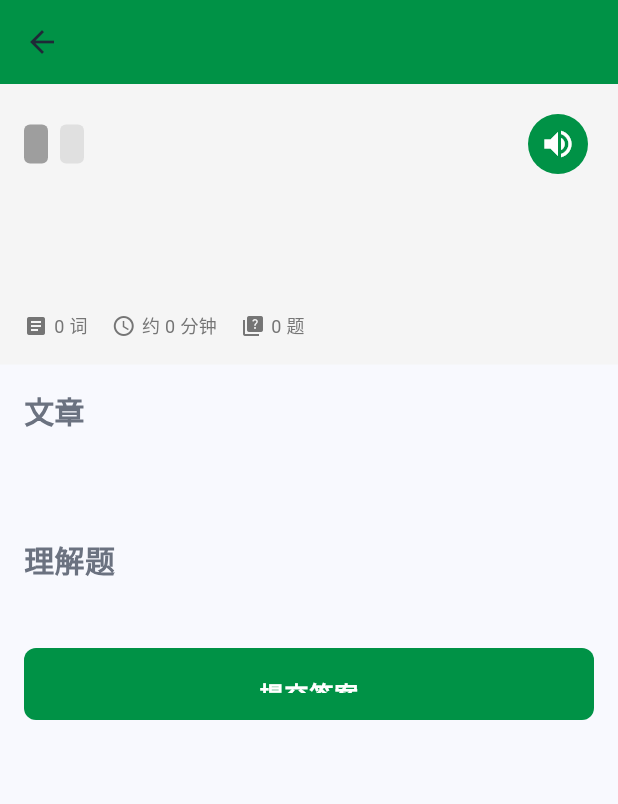
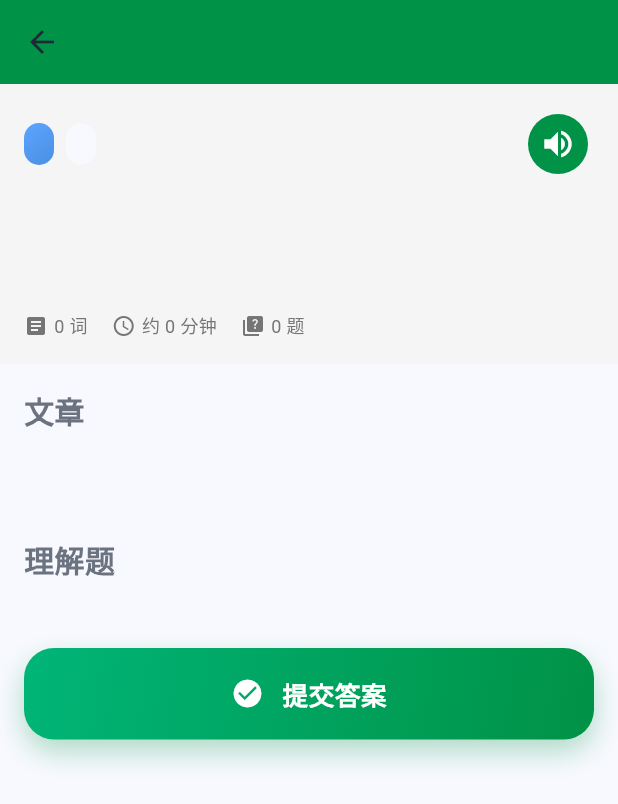
Before and after one commit to zhy844694805/Italiano, a Flutter app: the ReadingDetailScreen screen opened directly with empty values, on a phone screen of 412 x 824 dp. Shown: the top 804 px of the screen. Run offline on Flutter 3.47's test engine with Material 3 defaults, Android fonts, the phone set to English and light mode, and no system bars; our stand-ins replace audioplayers, confetti, dio, fl_chart, flutter_riverpod, go_router and 3 more; accounts and stored records are empty.

Commit message:
feat: 优化阅读详情页面UI,应用现代渐变设计
- 级别和分类标签改用渐变/现代背景
- 问题卡片使用FloatingCard
- 题号徽章改用渐变背景(正确/错误/未作答)
- 提交按钮替换为GradientButton
- 移除未使用的_getLevelColor方法

🤖 Generated with [Claude Code](https://claude.com/claude-code)

Co-Authored-By: Claude <noreply@anthropic.com>

```diff
--- a/lib/features/reading/reading_detail_screen.dart
+++ b/lib/features/reading/reading_detail_screen.dart
@@ -4,6 +4,8 @@ import '../../shared/models/reading.dart';
 import '../../shared/providers/reading_provider.dart';
 import '../../shared/providers/tts_provider.dart';
 import '../../shared/providers/voice_preference_provider.dart';
+import '../../core/theme/modern_theme.dart';
+import '../../shared/widgets/gradient_card.dart';
 
 class ReadingDetailScreen extends ConsumerStatefulWidget {
   final ReadingPassage passage;
@@ -160,10 +162,12 @@ class _ReadingDetailScreenState extends ConsumerState<ReadingDetailScreen> {
           Row(
             children: [
               Container(
-                padding: const EdgeInsets.symmetric(horizontal: 8, vertical: 4),
+                padding: const EdgeInsets.symmetric(horizontal: 10, vertical: 5),
                 decoration: BoxDecoration(
-                  color: _getLevelColor(widget.passage.level),
-                  borderRadius: BorderRadius.circular(4),
+                  gradient: widget.passage.level == 'A1'
+                      ? const LinearGradient(colors: [Color(0xFF4CAF50), Color(0xFF388E3C)])
+                      : ModernTheme.secondaryGradient,
+                  borderRadius: BorderRadius.circular(10),
                 ),
                 child: Text(
                   widget.passage.level,
@@ -172,14 +176,14 @@ class _ReadingDetailScreenState extends ConsumerState<ReadingDetailScreen> {
               ),
               const SizedBox(width: 8),
               Container(
-                padding: const EdgeInsets.symmetric(horizontal: 8, vertical: 4),
+                padding: const EdgeInsets.symmetric(horizontal: 10, vertical: 5),
                 decoration: BoxDecoration(
-                  color: Colors.grey[300],
-                  borderRadius: BorderRadius.circular(4),
+                  color: ModernTheme.backgroundColor,
+                  borderRadius: BorderRadius.circular(10),
                 ),
                 child: Text(
                   widget.passage.category,
-                  style: const TextStyle(fontSize: 12),
+                  style: TextStyle(fontSize: 12, fontWeight: FontWeight.w600, color: ModernTheme.textDark),
                 ),
               ),
               const Spacer(),
@@ -279,12 +283,12 @@ class _ReadingDetailScreenState extends ConsumerState<ReadingDetailScreen> {
     final isCorrect = userAnswer == question.answer;
     final showFeedback = _showResults && userAnswer != null;
 
-    return Card(
-      margin: const EdgeInsets.only(bottom: 16),
-      color: showFeedback
+    return Padding(
+      padding: const EdgeInsets.only(bottom: 16),
+      child: FloatingCard(
+        backgroundColor: showFeedback
             ? (isCorrect ? Colors.green[50] : Colors.red[50])
             : null,
-      child: Padding(
         padding: const EdgeInsets.all(16),
         child: Column(
           crossAxisAlignment: CrossAxisAlignment.start,
@@ -297,9 +301,11 @@ class _ReadingDetailScreenState extends ConsumerState<ReadingDetailScreen> {
                   width: 28,
                   height: 28,
                   decoration: BoxDecoration(
-                    color: showFeedback
-                        ? (isCorrect ? Colors.green : Colors.red)
-                        : Theme.of(context).colorScheme.primary,
+                    gradient: showFeedback
+                        ? (isCorrect
+                            ? const LinearGradient(colors: [Color(0xFF4CAF50), Color(0xFF388E3C)])
+                            : ModernTheme.redGradient)
+                        : ModernTheme.primaryGradient,
                     shape: BoxShape.circle,
                   ),
                   child: Center(
@@ -477,41 +483,31 @@ class _ReadingDetailScreenState extends ConsumerState<ReadingDetailScreen> {
   Widget _buildSubmitButton() {
     final allAnswered = widget.passage.questions.every((q) => _userAnswers.containsKey(q.id));
 
-    return Container(
+    return Padding(
       padding: const EdgeInsets.all(16),
       child: SizedBox(
         width: double.infinity,
-        height: 48,
-        child: ElevatedButton(
-          onPressed: allAnswered ? _submitAnswers : null,
-          style: ElevatedButton.styleFrom(
-            backgroundColor: Theme.of(context).colorScheme.primary,
-            foregroundColor: Colors.white,
-            shape: RoundedRectangleBorder(
-              borderRadius: BorderRadius.circular(8),
+        child: allAnswered
+            ? GradientButton(
+                text: '提交答案',
+                icon: Icons.check_circle,
+                onPressed: _submitAnswers,
+                gradient: ModernTheme.primaryGradient,
+              )
+            : Container(
+                padding: const EdgeInsets.symmetric(vertical: 16),
+                decoration: BoxDecoration(
+                  color: Colors.grey[300],
+                  borderRadius: BorderRadius.circular(20),
                 ),
+                child: const Center(
+                  child: Text(
+                    '请完成所有题目',
+                    style: TextStyle(fontSize: 16, fontWeight: FontWeight.bold, color: Colors.grey),
                   ),
-          child: Text(
-            allAnswered ? '提交答案' : '请完成所有题目',
-            style: const TextStyle(fontSize: 16, fontWeight: FontWeight.bold),
                 ),
               ),
       ),
     );
   }
-
-  Color _getLevelColor(String level) {
-    switch (level) {
-      case 'A1':
-        return Colors.green;
-      case 'A2':
-        return Colors.blue;
-      case 'B1':
-        return Colors.orange;
-      case 'B2':
-        return Colors.red;
-      default:
-        return Colors.grey;
 }
-  }
-}
```
Lines whose indentation alone changed are shown as unchanged.
